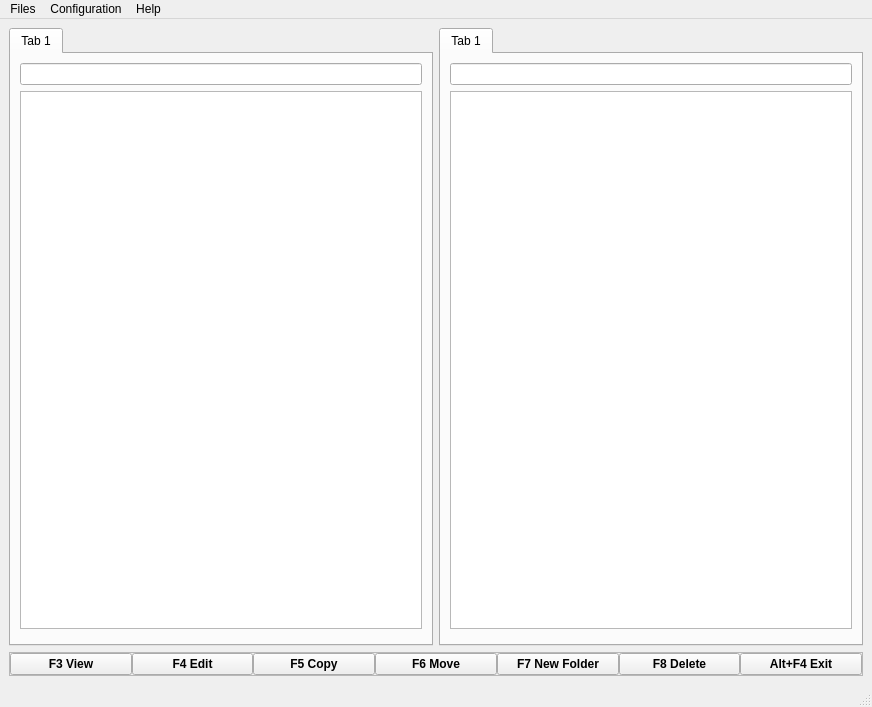
Qt form pyCommander.ui (scarlenquinsamolle/pyCommander) before a commit.
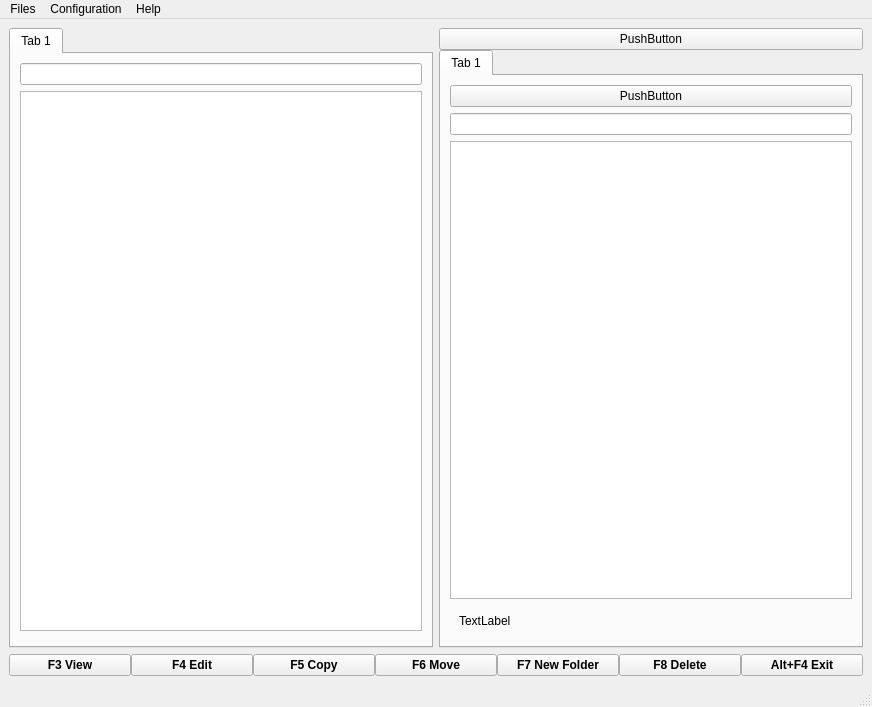
The same form after that commit.

```diff
--- a/pyCommander.ui
+++ b/pyCommander.ui
@@ -20,7 +20,7 @@
    </property>
    <layout class="QVBoxLayout" name="verticalLayout">
     <item>
-     <widget class="QFrame" name="bodyContainer">
+     <widget class="QWidget" name="bodyContainer" native="true">
       <layout class="QHBoxLayout" name="horizontalLayout_2">
        <property name="margin">
         <number>0</number>
@@ -65,6 +65,22 @@
            </item>
           </layout>
          </widget>
+        </widget>
+       </item>
+       <item>
+        <widget class="QWidget" name="widget" native="true">
+         <layout class="QVBoxLayout" name="verticalLayout_2">
+          <property name="spacing">
+           <number>0</number>
+          </property>
+          <property name="margin">
+           <number>0</number>
+          </property>
+          <item>
+           <widget class="QPushButton" name="pushButton_8">
+            <property name="text">
+             <string>PushButton</string>
+            </property>
         </widget>
        </item>
        <item>
@@ -76,18 +92,15 @@
           <attribute name="title">
            <string>Tab 1</string>
           </attribute>
-          <layout class="QGridLayout" name="gridLayout_3">
-           <item row="2" column="0">
-            <widget class="QFrame" name="frame_2">
-             <property name="frameShape">
-              <enum>QFrame::StyledPanel</enum>
-             </property>
-             <property name="frameShadow">
-              <enum>QFrame::Raised</enum>
+             <layout class="QVBoxLayout" name="verticalLayout_3">
+              <item>
+               <widget class="QPushButton" name="pushButton_9">
+                <property name="text">
+                 <string>PushButton</string>
              </property>
             </widget>
            </item>
-           <item row="0" column="0">
+              <item>
             <widget class="QWidget" name="widget_2" native="true">
              <layout class="QGridLayout" name="gridLayout_4">
               <property name="margin">
@@ -102,24 +115,34 @@
              </layout>
             </widget>
            </item>
-           <item row="1" column="0">
+              <item>
             <widget class="QTreeView" name="treeViewRight"/>
            </item>
-          </layout>
-         </widget>
-        </widget>
+              <item>
+               <widget class="QWidget" name="widget_2" native="true">
+                <layout class="QHBoxLayout" name="horizontalLayout_3">
+                 <item>
+                  <widget class="QLabel" name="label">
+                   <property name="text">
+                    <string>TextLabel</string>
+                   </property>
+                  </widget>
+                 </item>
+                </layout>
+               </widget>
+              </item>
+             </layout>
+            </widget>
+           </widget>
        </item>
       </layout>
      </widget>
     </item>
+      </layout>
+     </widget>
+    </item>
     <item>
-     <widget class="QFrame" name="footerContainer">
-      <property name="frameShape">
-       <enum>QFrame::StyledPanel</enum>
-      </property>
-      <property name="frameShadow">
-       <enum>QFrame::Raised</enum>
-      </property>
+     <widget class="QWidget" name="footerContainer" native="true">
       <layout class="QHBoxLayout" name="horizontalLayout">
        <property name="spacing">
         <number>0</number>
```
Left out of the diff: 13 changed lines with no effect on the pictures. Lines whose indentation alone changed are shown as unchanged.
